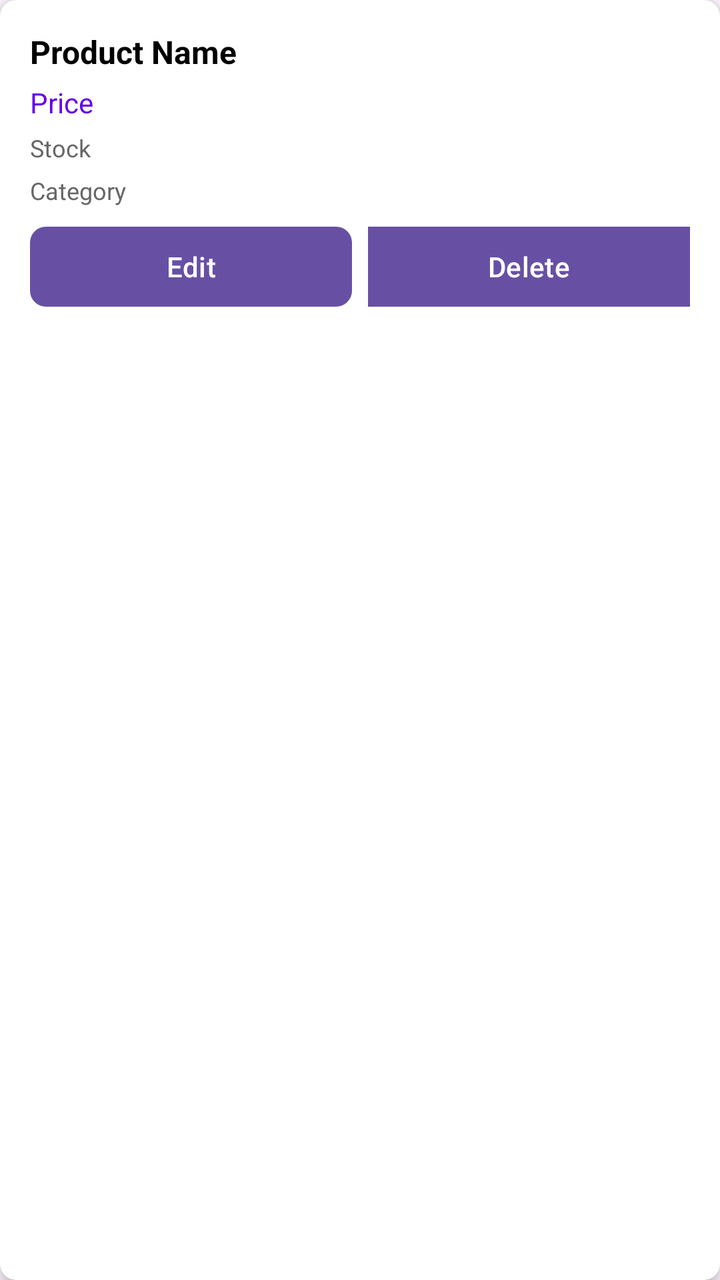
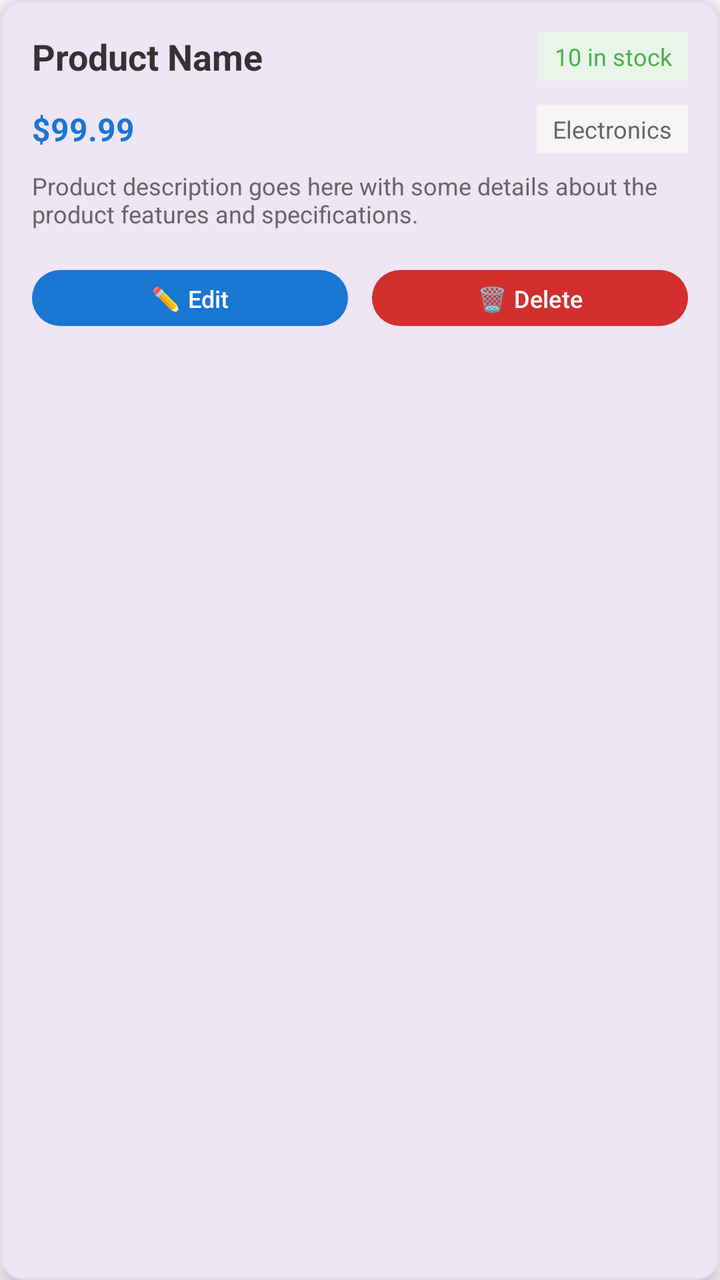

Two renders of the same Android screen: before a commit and after it. Below are the layout's source before the change and the commit's diff.
<!-- AndroidManifest.xml: application theme Theme.Computershop -->
<!-- res/layout/item_admin_product.xml -->
<?xml version="1.0" encoding="utf-8"?>
<androidx.cardview.widget.CardView xmlns:android="http://schemas.android.com/apk/res/android"
    xmlns:app="http://schemas.android.com/apk/res-auto"
    android:layout_width="match_parent"
    android:layout_height="wrap_content"
    android:layout_margin="8dp"
    app:cardElevation="4dp"
    app:cardCornerRadius="8dp">

    <LinearLayout
        android:layout_width="match_parent"
        android:layout_height="wrap_content"
        android:orientation="vertical"
        android:padding="15dp">

        <TextView
            android:id="@+id/productName"
            android:layout_width="match_parent"
            android:layout_height="wrap_content"
            android:text="Product Name"
            android:textSize="16sp"
            android:textStyle="bold"
            android:textColor="#000000"
            android:layout_marginBottom="5dp" />

        <TextView
            android:id="@+id/productPrice"
            android:layout_width="match_parent"
            android:layout_height="wrap_content"
            android:text="Price"
            android:textSize="14sp"
            android:textColor="#FF6200EE"
            android:layout_marginBottom="5dp" />

        <TextView
            android:id="@+id/productStock"
            android:layout_width="match_parent"
            android:layout_height="wrap_content"
            android:text="Stock"
            android:textSize="12sp"
            android:textColor="#666666"
            android:layout_marginBottom="5dp" />

        <TextView
            android:id="@+id/productCategory"
            android:layout_width="match_parent"
            android:layout_height="wrap_content"
            android:text="Category"
            android:textSize="12sp"
            android:textColor="#666666"
            android:layout_marginBottom="10dp" />

        <LinearLayout
            android:layout_width="match_parent"
            android:layout_height="wrap_content"
            android:orientation="horizontal"
            android:gravity="center">

            <Button
                android:id="@+id/editBtn"
                android:layout_width="0dp"
                android:layout_height="40dp"
                android:layout_weight="1"
                android:text="Edit"
                android:background="@drawable/button_background"
                android:textColor="@android:color/white"
                android:layout_marginEnd="8dp" />

            <Button
                android:id="@+id/deleteBtn"
                android:layout_width="0dp"
                android:layout_height="40dp"
                android:layout_weight="1"
                android:text="Delete"
                android:background="#FFFF6B6B"
                android:textColor="@android:color/white" />
        </LinearLayout>

    </LinearLayout>

</androidx.cardview.widget.CardView>
<!-- resources referenced by this layout -->
<resources>
  <!-- drawable button_background (drawable) -->
  <?xml version="1.0" encoding="utf-8"?>
  <shape xmlns:android="http://schemas.android.com/apk/res/android">
      <solid android:color="#FF6200EE" />
      <corners android:radius="8dp" />
  </shape>
  <style name="Theme.Computershop" parent="Base.Theme.Computershop" />
  <style name="Base.Theme.Computershop" parent="Theme.Material3.DayNight.NoActionBar">
          
          
      </style>
</resources>

<!-- the commit's change to res/layout/item_admin_product.xml (unified diff, before → after) -->
@@ -1,81 +1,144 @@
 <?xml version="1.0" encoding="utf-8"?>
-<androidx.cardview.widget.CardView xmlns:android="http://schemas.android.com/apk/res/android"
+<com.google.android.material.card.MaterialCardView xmlns:android="http://schemas.android.com/apk/res/android"
     xmlns:app="http://schemas.android.com/apk/res-auto"
     android:layout_width="match_parent"
     android:layout_height="wrap_content"
     android:layout_margin="8dp"
-    app:cardElevation="4dp"
-    app:cardCornerRadius="8dp">
+    app:cardElevation="6dp"
+    app:cardCornerRadius="12dp"
+    app:strokeColor="#E0E0E0"
+    app:strokeWidth="1dp">
 
     <LinearLayout
         android:layout_width="match_parent"
         android:layout_height="wrap_content"
         android:orientation="vertical"
-        android:padding="15dp">
+        android:padding="16dp">
 
-        <TextView
-            android:id="@+id/productName"
+        
+        <LinearLayout
             android:layout_width="match_parent"
             android:layout_height="wrap_content"
-            android:text="Product Name"
-            android:textSize="16sp"
-            android:textStyle="bold"
-            android:textColor="#000000"
-            android:layout_marginBottom="5dp" />
+            android:orientation="horizontal"
+            android:gravity="center_vertical"
+            android:layout_marginBottom="12dp">
 
-        <TextView
-            android:id="@+id/productPrice"
+            <TextView
+                android:id="@+id/productName"
+                android:layout_width="0dp"
+                android:layout_height="wrap_content"
+                android:layout_weight="1"
+                android:text="Product Name"
+                android:textSize="18sp"
+                android:textStyle="bold"
+                android:textColor="#333333"
+                android:maxLines="1"
+                android:ellipsize="end" />
+
+            <TextView
+                android:id="@+id/productStock"
+                android:layout_width="wrap_content"
+                android:layout_height="wrap_content"
+                android:text="10 in stock"
+                android:textSize="12sp"
+                android:textColor="#4CAF50"
+                android:background="#E8F5E8"
+                android:paddingHorizontal="8dp"
+                android:paddingVertical="4dp"
+                app:cornerRadius="8dp" />
+
+        </LinearLayout>
+
+        
+        <LinearLayout
             android:layout_width="match_parent"
             android:layout_height="wrap_content"
-            android:text="Price"
-            android:textSize="14sp"
-            android:textColor="#FF6200EE"
-            android:layout_marginBottom="5dp" />
+            android:orientation="horizontal"
+            android:gravity="center_vertical"
+            android:layout_marginBottom="8dp">
 
+            <TextView
+                android:id="@+id/productPrice"
+                android:layout_width="0dp"
+                android:layout_height="wrap_content"
+                android:layout_weight="1"
+                android:text="$99.99"
+                android:textSize="16sp"
+                android:textStyle="bold"
+                android:textColor="#1976D2" />
+
+            <TextView
+                android:id="@+id/productCategory"
+                android:layout_width="wrap_content"
+                android:layout_height="wrap_content"
+                android:text="Electronics"
+                android:textSize="12sp"
+                android:textColor="#666666"
+                android:background="#F5F5F5"
+                android:paddingHorizontal="8dp"
+                android:paddingVertical="4dp"
+                app:cornerRadius="8dp" />
+
+        </LinearLayout>
+
+        
+        <ImageView
+            android:id="@+id/productImage"
+            android:layout_width="match_parent"
+            android:layout_height="200dp"
+            android:scaleType="centerCrop"
+            android:contentDescription="Product image"
+            android:visibility="gone"
+            android:layout_marginBottom="12dp"
+            app:cornerRadius="8dp" />
+
+        
         <TextView
-            android:id="@+id/productStock"
+            android:id="@+id/productDescription"
             android:layout_width="match_parent"
             android:layout_height="wrap_content"
-            android:text="Stock"
+            android:text="Product description goes here with some details about the product features and specifications."
             android:textSize="12sp"
             android:textColor="#666666"
-            android:layout_marginBottom="5dp" />
+            android:maxLines="2"
+            android:ellipsize="end"
+            android:layout_marginBottom="16dp" />
 
-        <TextView
-            android:id="@+id/productCategory"
-            android:layout_width="match_parent"
-            android:layout_height="wrap_content"
-            android:text="Category"
-            android:textSize="12sp"
-            android:textColor="#666666"
-            android:layout_marginBottom="10dp" />
-
+        
         <LinearLayout
             android:layout_width="match_parent"
             android:layout_height="wrap_content"
             android:orientation="horizontal"
             android:gravity="center">
 
-            <Button
+            <com.google.android.material.button.MaterialButton
                 android:id="@+id/editBtn"
                 android:layout_width="0dp"
-                android:layout_height="40dp"
+                android:layout_height="36dp"
                 android:layout_weight="1"
-                android:text="Edit"
-                android:background="@drawable/button_background"
+                android:text="✏️ Edit"
+                android:textSize="12sp"
                 android:textColor="@android:color/white"
-                android:layout_marginEnd="8dp" />
+                app:backgroundTint="#1976D2"
+                app:cornerRadius="18dp"
+                android:layout_marginEnd="6dp"
+                android:elevation="2dp" />
 
-            <Button
+            <com.google.android.material.button.MaterialButton
                 android:id="@+id/deleteBtn"
                 android:layout_width="0dp"
-                android:layout_height="40dp"
+                android:layout_height="36dp"
                 android:layout_weight="1"
-                android:text="Delete"
-                android:background="#FFFF6B6B"
-                android:textColor="@android:color/white" />
+                android:text="🗑️ Delete"
+                android:textSize="12sp"
+                android:textColor="@android:color/white"
+                app:backgroundTint="#D32F2F"
+                app:cornerRadius="18dp"
+                android:layout_marginStart="6dp"
+                android:elevation="2dp" />
+
         </LinearLayout>
 
     </LinearLayout>
 
-</androidx.cardview.widget.CardView>
+</com.google.android.material.card.MaterialCardView>
<!-- resource entries referenced after the edit -->
@@ -1,11 +1,5 @@
 <!-- resources referenced by this layout -->
 <resources>
-  <!-- drawable button_background (drawable) -->
-  <?xml version="1.0" encoding="utf-8"?>
-  <shape xmlns:android="http://schemas.android.com/apk/res/android">
-      <solid android:color="#FF6200EE" />
-      <corners android:radius="8dp" />
-  </shape>
   <style name="Theme.Computershop" parent="Base.Theme.Computershop" />
   <style name="Base.Theme.Computershop" parent="Theme.Material3.DayNight.NoActionBar">
           
